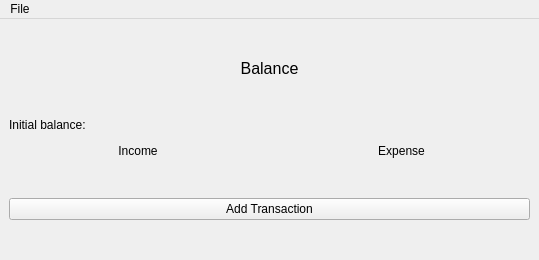
Old version of the form MonyerSolution/MonyerApp/programDesign.ui in the repository Lubiv/Moneyer.
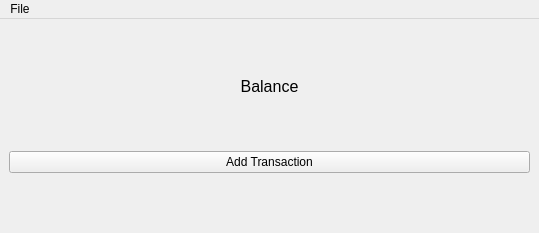
New version of the form.

Patch:
```diff
--- a/MonyerSolution/MonyerApp/programDesign.ui
+++ b/MonyerSolution/MonyerApp/programDesign.ui
@@ -7,7 +7,7 @@
     <x>0</x>
     <y>0</y>
     <width>539</width>
-    <height>260</height>
+    <height>233</height>
    </rect>
   </property>
   <property name="windowTitle">
@@ -37,66 +37,7 @@
      </widget>
     </item>
     <item>
-     <layout class="QGridLayout" name="gridLayout">
-      <item row="0" column="0">
-       <widget class="QLabel" name="label_4">
-        <property name="maximumSize">
-         <size>
-          <width>16777215</width>
-          <height>20</height>
-         </size>
-        </property>
-        <property name="text">
-         <string>Initial balance:</string>
-        </property>
-       </widget>
-      </item>
-      <item row="1" column="0">
-       <widget class="QLabel" name="IncomeLabel">
-        <property name="maximumSize">
-         <size>
-          <width>16777215</width>
-          <height>20</height>
-         </size>
-        </property>
-        <property name="text">
-         <string>Income</string>
-        </property>
-        <property name="alignment">
-         <set>Qt::AlignCenter</set>
-        </property>
-       </widget>
-      </item>
-      <item row="0" column="1">
-       <widget class="QLabel" name="initialLabel">
-        <property name="maximumSize">
-         <size>
-          <width>16777215</width>
-          <height>20</height>
-         </size>
-        </property>
-        <property name="text">
-         <string/>
-        </property>
-       </widget>
-      </item>
-      <item row="1" column="1">
-       <widget class="QLabel" name="expenseLable">
-        <property name="maximumSize">
-         <size>
-          <width>16777215</width>
-          <height>20</height>
-         </size>
-        </property>
-        <property name="text">
-         <string>Expense</string>
-        </property>
-        <property name="alignment">
-         <set>Qt::AlignCenter</set>
-        </property>
-       </widget>
-      </item>
-     </layout>
+     <layout class="QGridLayout" name="gridLayout"/>
     </item>
     <item>
      <widget class="QPushButton" name="addButton">
```
